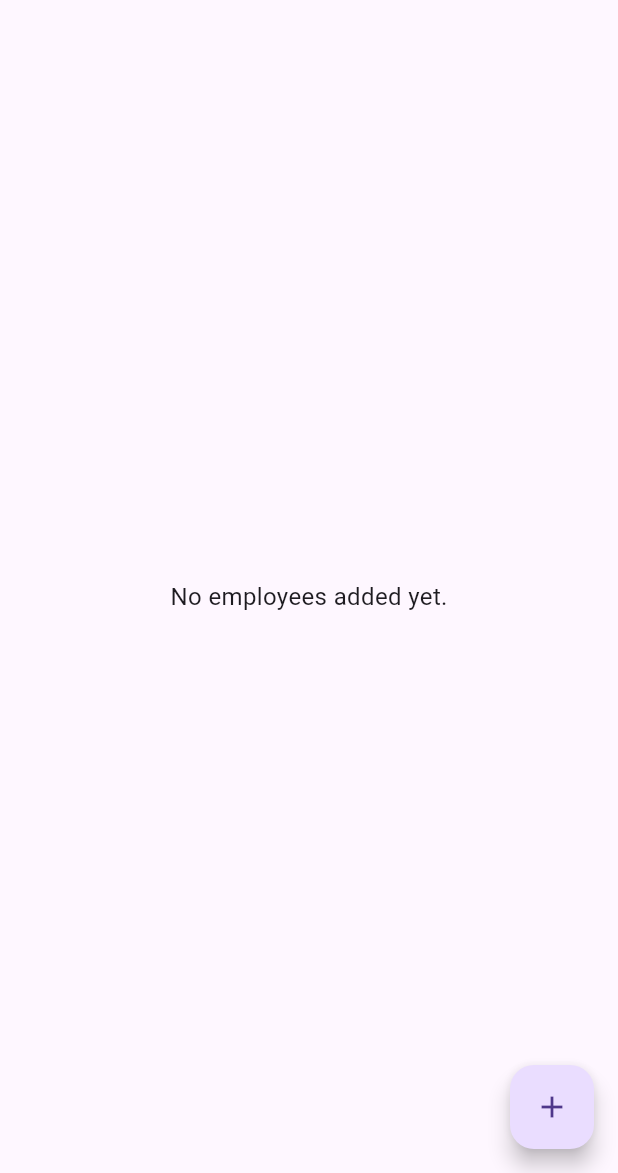
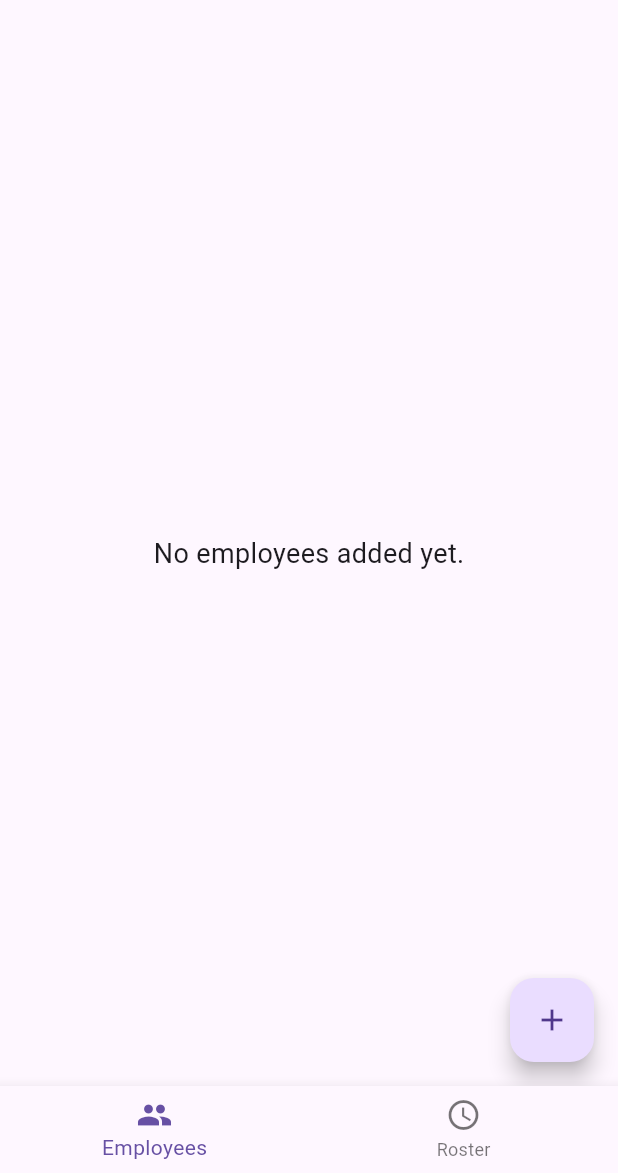
Before and after one commit to AurelioAlfons/Flutter-Tutorial, a Flutter app: the screen it shows after launch, on a phone screen of 412 x 824 dp, the part 63-1236 px from its top. Run offline on Flutter 3.47's test engine with Material 3 defaults, Android fonts, the phone set to English and light mode, and no system bars; our stand-ins replace google_nav_bar.

Commit message:
Roster shifting UI

```diff
--- a/lib/payroll/employee_list.dart
+++ b/lib/payroll/employee_list.dart
@@ -51,7 +51,7 @@ class _EmployeeListState extends State<EmployeeList> {
           ? const Center(
               child: Text(
                 'No employees added yet.',
-                style: TextStyle(fontSize: 16),
+                style: TextStyle(fontSize: 18),
               ),
             )
           : ListView.separated(
--- a/lib/payroll/payroll.dart
+++ b/lib/payroll/payroll.dart
@@ -1,19 +1,60 @@
 import 'package:flutter/material.dart';
 import 'package:flutter1/payroll/employee_list.dart';
+import 'package:flutter1/payroll/roster.dart';
 
 class Payroll extends StatelessWidget {
   const Payroll({super.key});
 
   @override
   Widget build(BuildContext context) {
-    return MaterialApp(
+    return const MaterialApp(
       debugShowCheckedModeBanner: false,
       title: 'Payroll System',
-      initialRoute: '/',
-      routes: {
-        '/': (context) => const EmployeeList(),
-        // '/add-employee': (context) => const AddEmployee(),
-      },
+      home: MainScreen(), // Main screen manages bottom navigation
     );
   }
 }
+
+class MainScreen extends StatefulWidget {
+  const MainScreen({super.key});
+
+  @override
+  State<MainScreen> createState() => _MainScreenState();
+}
+
+class _MainScreenState extends State<MainScreen> {
+  int _selectedIndex = 0; // To track the selected tab
+
+  // Define the pages for each bottom navigation bar item
+  static const List<Widget> _pages = <Widget>[
+    EmployeeList(), // Employee List Screen
+    RosterScreen(), // Roster Scheduling Screen
+  ];
+
+  void _onItemTapped(int index) {
+    setState(() {
+      _selectedIndex = index; // Update the selected index
+    });
+  }
+
+  @override
+  Widget build(BuildContext context) {
+    return Scaffold(
+      body: _pages[_selectedIndex], // Display the selected page
+      bottomNavigationBar: BottomNavigationBar(
+        currentIndex: _selectedIndex, // Highlight the selected tab
+        onTap: _onItemTapped, // Handle tab selection
+        items: const [
+          BottomNavigationBarItem(
+            icon: Icon(Icons.people),
+            label: 'Employees',
+          ),
+          BottomNavigationBarItem(
+            icon: Icon(Icons.schedule),
+            label: 'Roster',
+          ),
+        ],
+      ),
+    );
+  }
+}
--- a/pubspec.yaml
+++ b/pubspec.yaml
@@ -9,6 +9,7 @@ environment:
 dependencies:
   flutter:
     sdk: flutter
+  intl: ^0.17.0
 
   google_nav_bar: ^5.0.7
   http: ^1.2.2
```
Also changed, not shown: lib/payroll/roster.dart (added, +245 -0 lines), pubspec.lock.
